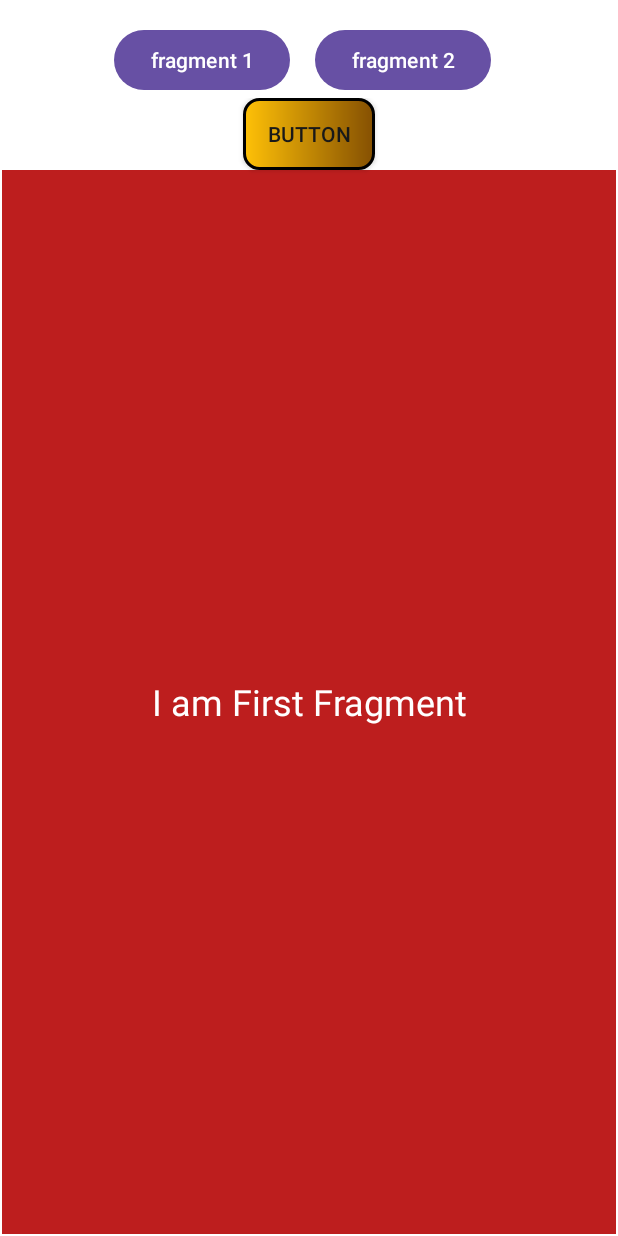
After one commit to Sonykhan1121/Android_Development, an Android app: the fragment FirstFragment placed in its activity, on a phone screen of 412 x 824 dp. The commit adds this screen. Run offline under Robolectric (Android 15) with nearby library versions, the phone set to English and light mode, and no system bars; libraries missing offline, so code that uses them is left out: com.shashank.sony.

Commit message:
Implement two Fragment one single screen operate by two button

```diff
--- /dev/null
+++ b/app/src/main/java/com/example/firstapplication/FirstFragment.kt
@@ -0,0 +1,35 @@
+package com.example.firstapplication
+
+import android.os.Bundle
+import androidx.fragment.app.Fragment
+import android.view.LayoutInflater
+import android.view.View
+import android.view.ViewGroup
+import com.example.firstapplication.databinding.FragmentFirstBinding
+import com.shashank.sony.fancytoastlib.FancyToast
+
+
+class FirstFragment : Fragment() {
+  private lateinit var binding: FragmentFirstBinding
+
+    override fun onCreate(savedInstanceState: Bundle?) {
+        super.onCreate(savedInstanceState)
+
+    }
+
+    override fun onCreateView(
+        inflater: LayoutInflater, container: ViewGroup?,
+        savedInstanceState: Bundle?
+    ): View? {
+        // Inflate the layout for this fragment
+        var binding = FragmentFirstBinding.inflate(inflater, container, false)
+        binding.firstFrBtn.setOnClickListener {
+            context?.let { it1 -> FancyToast.makeText(it1,"I am from fragment One",FancyToast.LENGTH_SHORT,FancyToast.SUCCESS,false).show() }
+        }
+        return binding.root
+    }
+
+    companion object {
+
+    }
+}
--- /dev/null
+++ b/app/src/main/java/com/example/firstapplication/FragmentViewsActivity.kt
@@ -0,0 +1,27 @@
+package com.example.firstapplication
+
+import androidx.appcompat.app.AppCompatActivity
+import android.os.Bundle
+import android.view.LayoutInflater
+import com.example.firstapplication.databinding.ActivityFragmentViewsBinding
+
+class FragmentViewsActivity : AppCompatActivity() {
+    lateinit var binding: ActivityFragmentViewsBinding
+    override fun onCreate(savedInstanceState: Bundle?) {
+        super.onCreate(savedInstanceState)
+        binding = ActivityFragmentViewsBinding.inflate(layoutInflater)
+        setContentView(binding.root)
+       binding.frBtn1.setOnClickListener {
+           var manager = supportFragmentManager
+           var tr = manager.beginTransaction()
+           tr.replace(R.id.frame,FirstFragment())
+           tr.commit()
+       }
+        binding.frBtn2.setOnClickListener {
+            var manager = supportFragmentManager
+            var tr = manager.beginTransaction()
+            tr.replace(R.id.frame,SecondFragment())
+            tr.commit()
+        }
+    }
+}
--- /dev/null
+++ b/app/src/main/res/layout/activity_fragment_views.xml
@@ -0,0 +1,45 @@
+<?xml version="1.0" encoding="utf-8"?>
+<androidx.constraintlayout.widget.ConstraintLayout xmlns:android="http://schemas.android.com/apk/res/android"
+    xmlns:app="http://schemas.android.com/apk/res-auto"
+    xmlns:tools="http://schemas.android.com/tools"
+    android:layout_width="match_parent"
+    android:layout_height="match_parent"
+    android:background="#FFFFFF"
+    tools:context=".FragmentViewsActivity">
+
+    <Button
+        android:id="@+id/fr_btn1"
+        android:layout_width="wrap_content"
+        android:layout_height="wrap_content"
+        android:layout_marginStart="76dp"
+        android:layout_marginTop="16dp"
+        android:layout_marginBottom="1dp"
+        android:text="fragment 1"
+        app:layout_constraintBottom_toTopOf="@+id/frame"
+        app:layout_constraintStart_toStartOf="parent"
+        app:layout_constraintTop_toTopOf="parent" />
+
+    <Button
+        android:id="@+id/fr_btn2"
+        android:layout_width="wrap_content"
+        android:layout_height="wrap_content"
+        android:layout_marginEnd="68dp"
+        android:text="fragment 2"
+        app:layout_constraintBottom_toBottomOf="@+id/fr_btn1"
+        app:layout_constraintEnd_toEndOf="parent"
+        app:layout_constraintStart_toEndOf="@+id/fr_btn1"
+        app:layout_constraintTop_toTopOf="parent"
+        app:layout_constraintVertical_bias="1.0" />
+
+    <FrameLayout
+        android:id="@+id/frame"
+        android:layout_width="409dp"
+        android:layout_height="0dp"
+        android:layout_marginBottom="1dp"
+        app:layout_constraintBottom_toBottomOf="parent"
+        app:layout_constraintEnd_toEndOf="parent"
+        app:layout_constraintStart_toStartOf="parent"
+        app:layout_constraintTop_toBottomOf="@+id/fr_btn1">
+
+    </FrameLayout>
+</androidx.constraintlayout.widget.ConstraintLayout>
--- /dev/null
+++ b/app/src/main/res/layout/fragment_first.xml
@@ -0,0 +1,38 @@
+<?xml version="1.0" encoding="utf-8"?>
+<FrameLayout xmlns:android="http://schemas.android.com/apk/res/android"
+    xmlns:app="http://schemas.android.com/apk/res-auto"
+    xmlns:tools="http://schemas.android.com/tools"
+    android:layout_width="match_parent"
+    android:layout_height="match_parent"
+    tools:context=".FirstFragment">
+
+    <androidx.constraintlayout.widget.ConstraintLayout
+        android:layout_width="match_parent"
+        android:layout_height="match_parent">
+
+        <androidx.appcompat.widget.AppCompatButton
+            android:id="@+id/first_fr_btn"
+            android:layout_width="wrap_content"
+            android:layout_height="wrap_content"
+            android:background="@drawable/btn_custom"
+            android:text="Button"
+            android:textColor="#191919"
+            app:layout_constraintEnd_toEndOf="parent"
+            app:layout_constraintStart_toStartOf="parent"
+            app:layout_constraintTop_toTopOf="parent" />
+
+        <TextView
+            android:id="@+id/textView7"
+            android:layout_width="match_parent"
+            android:layout_height="0dp"
+            android:background="#BD1E1E"
+            android:gravity="center"
+            android:text="I am First Fragment"
+            android:textColor="#FFFFFF"
+            android:textSize="24sp"
+            app:layout_constraintBottom_toBottomOf="parent"
+            app:layout_constraintTop_toBottomOf="@+id/first_fr_btn"
+            tools:layout_editor_absoluteX="-16dp" />
+    </androidx.constraintlayout.widget.ConstraintLayout>
+
+</FrameLayout>
--- a/app/src/main/res/values/strings.xml
+++ b/app/src/main/res/values/strings.xml
@@ -6,4 +6,6 @@
     <string name="enter_email">Enter Email</string>
     <string name="enter_password">Enter Password</string>
     <string name="intro">Lorem Ipsum is simply dummy text of the printing and typesetting industry. Lorem Ipsum has been the industry\'s standard dummy text ever since the 1500s, when an unknown printer took a galley of type and scrambled it to make a type specimen book.</string>
+    <!-- TODO: Remove or change this placeholder text -->
+    <string name="hello_blank_fragment">Hello blank fragment</string>
 </resources>
```
Also changed, not shown: app/src/main/AndroidManifest.xml (+6 -3 lines), app/src/main/java/com/example/firstapplication/SecondFragment.kt (added, +28 -0 lines), app/src/main/res/layout/fragment_second.xml (added, +26 -0 lines), 1 other file.
